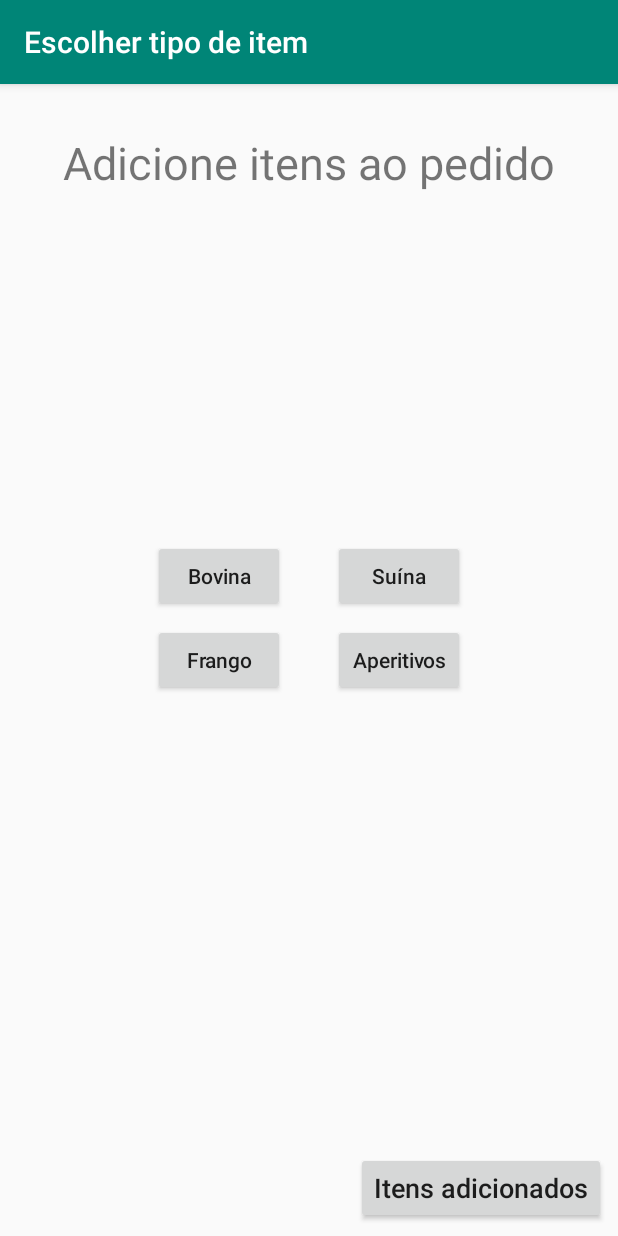
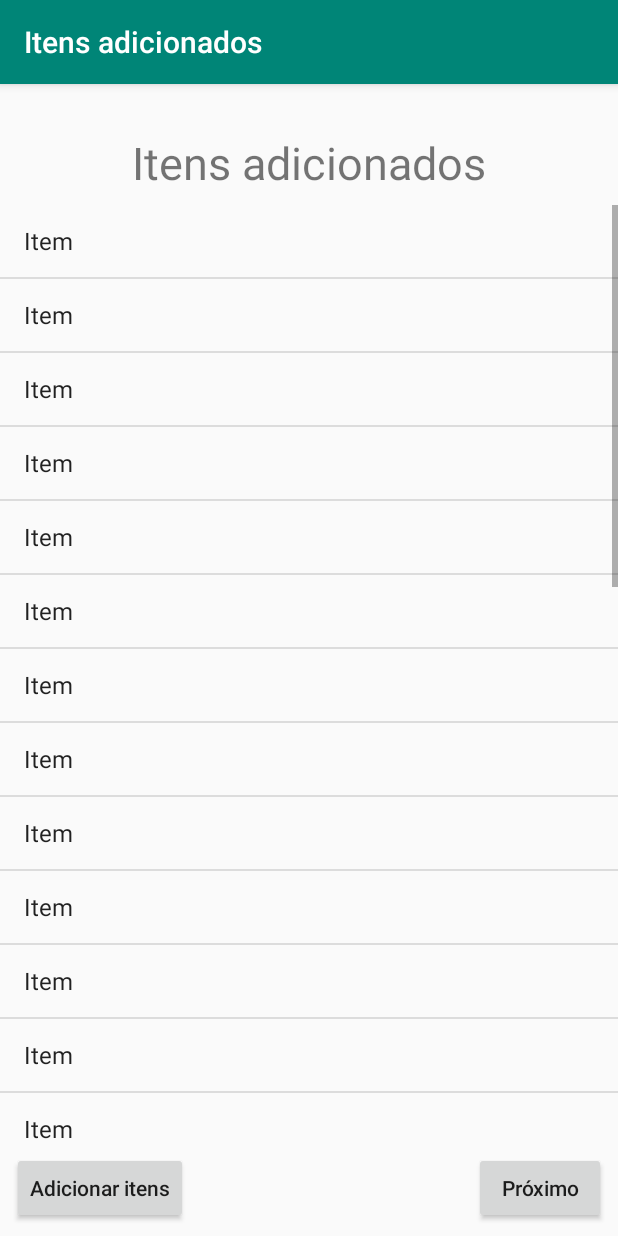
Before and after one commit to pcdateixeira/deliverybagual, an Android app: the screen it shows after launch (AdicionarItem before the commit, Carrinho after it), after a tap on "Novo pedido", on a phone screen of 412 x 824 dp. Run offline under Robolectric (Android 15) with nearby library versions, the phone set to English and light mode, and no system bars.

Commit message:
Cria tela de itens adicionados; Gerencia back stack; Adiciona popup de confirmacao ao tentar voltar da lista de itens para a tela inicial.

```diff
--- a/app/src/main/java/com/example/deliverybagual/AdicionarItem.java
+++ b/app/src/main/java/com/example/deliverybagual/AdicionarItem.java
@@ -24,9 +24,10 @@ public class AdicionarItem extends AppCompatActivity {
         startActivity(i);
     }
 
-    public void VerCarrinho(View view)
+    public void verCarrinho(View view)
     {
         Intent i = new Intent(this, Carrinho.class);
+        i.addFlags(Intent.FLAG_ACTIVITY_CLEAR_TOP);
         startActivity(i);
     }
 }
--- a/app/src/main/java/com/example/deliverybagual/AdicionarItemPorTamanho.java
+++ b/app/src/main/java/com/example/deliverybagual/AdicionarItemPorTamanho.java
@@ -113,13 +113,15 @@ public class AdicionarItemPorTamanho extends AppCompatActivity {
     }
 
     public void adicionaItem(View view) {
-        Intent i = new Intent(this, AdicionarItem.class);
+        Intent i = new Intent(this, Carrinho.class);
+        i.addFlags(Intent.FLAG_ACTIVITY_CLEAR_TOP);
         startActivity(i);
     }
 
-    public void VerCarrinho(View view)
+    public void verCarrinho(View view)
     {
         Intent i = new Intent(this, Carrinho.class);
+        i.addFlags(Intent.FLAG_ACTIVITY_CLEAR_TOP);
         startActivity(i);
     }
 }
--- a/app/src/main/java/com/example/deliverybagual/AdicionarItemPorTipo.java
+++ b/app/src/main/java/com/example/deliverybagual/AdicionarItemPorTipo.java
@@ -74,9 +74,10 @@ public class AdicionarItemPorTipo extends AppCompatActivity {
         startActivity(i);
     }
 
-    public void VerCarrinho(View view)
+    public void verCarrinho(View view)
     {
         Intent i = new Intent(this, Carrinho.class);
+        i.addFlags(Intent.FLAG_ACTIVITY_CLEAR_TOP);
         startActivity(i);
     }
 }
--- a/app/src/main/java/com/example/deliverybagual/Carrinho.java
+++ b/app/src/main/java/com/example/deliverybagual/Carrinho.java
@@ -2,7 +2,17 @@ package com.example.deliverybagual;
 
 import androidx.appcompat.app.AppCompatActivity;
 
+import android.app.AlertDialog;
+import android.content.DialogInterface;
+import android.content.Intent;
 import android.os.Bundle;
+import android.view.View;
+import android.widget.ArrayAdapter;
+import android.widget.ListView;
+
+import java.util.ArrayList;
+import java.util.Arrays;
+import java.util.List;
 
 public class Carrinho extends AppCompatActivity {
 
@@ -10,5 +20,45 @@ public class Carrinho extends AppCompatActivity {
     protected void onCreate(Bundle savedInstanceState) {
         super.onCreate(savedInstanceState);
         setContentView(R.layout.carrinho);
+
+        List<String> itens = new ArrayList<>(Arrays.asList("Item"));
+        for (int i = 0; i < 30; i++) {
+            itens.add("Item");
+        }
+        ListView listView = findViewById(R.id.itens_list);
+
+        ArrayAdapter<String> adapter = new ArrayAdapter<String>(this, android.R.layout.simple_list_item_1, itens);
+        listView.setAdapter(adapter);
+    }
+
+    public void adicionarMaisItens(View view)
+    {
+        Intent i = new Intent(this, AdicionarItem.class);
+        //i.putExtra("data", tituloPedido.getText().toString());
+        startActivity(i);
+    }
+
+    public void confirmarLista(View view)
+    {
+        Intent i = new Intent(this, AdicionarItem.class);
+        startActivity(i);
+    }
+
+    @Override
+    public void onBackPressed() {
+        new AlertDialog.Builder(this)
+                .setIcon(android.R.drawable.ic_dialog_alert)
+                //.setTitle("Closing Activity")
+                .setMessage("Deseja cancelar o pedido?")
+                .setPositiveButton("Cancelar pedido", new DialogInterface.OnClickListener()
+                {
+                    @Override
+                    public void onClick(DialogInterface dialog, int which) {
+                        finish();
+                    }
+
+                })
+                .setNegativeButton("Continuar", null)
+                .show();
     }
 }
--- a/app/src/main/java/com/example/deliverybagual/ListaPedidos.java
+++ b/app/src/main/java/com/example/deliverybagual/ListaPedidos.java
@@ -6,9 +6,7 @@ import android.content.Intent;
 import android.os.Bundle;
 import android.view.View;
 import android.widget.ArrayAdapter;
-import android.widget.Button;
 import android.widget.ListView;
-import android.widget.TextView;
 
 import java.util.ArrayList;
 import java.util.Arrays;
@@ -26,7 +24,7 @@ public class ListaPedidos extends AppCompatActivity {
         for (int i = 0; i < 30; i++) {
             pedidos.add("Pedido");
         }
-        ListView listView = (ListView) findViewById(R.id.pedidos_list_view);
+        ListView listView = findViewById(R.id.pedidos_list);
 
         ArrayAdapter<String> adapter = new ArrayAdapter<String>(this, android.R.layout.simple_list_item_1, pedidos);
         listView.setAdapter(adapter);
@@ -34,8 +32,7 @@ public class ListaPedidos extends AppCompatActivity {
 
     public void novoPedido(View view)
     {
-        Intent i = new Intent(this, AdicionarItem.class);
-        //i.putExtra("data", tituloPedido.getText().toString());
+        Intent i = new Intent(this, Carrinho.class);
         startActivity(i);
     }
 }
--- a/app/src/main/res/layout/adicionar_item.xml
+++ b/app/src/main/res/layout/adicionar_item.xml
@@ -24,8 +24,8 @@
         android:layout_marginEnd="8dp"
         android:layout_marginRight="8dp"
         android:layout_marginBottom="8dp"
-        android:onClick="VerCarrinho"
-        android:text="@string/vercarrinho"
+        android:onClick="verCarrinho"
+        android:text="@string/itens_adicionados"
         android:textSize="18sp"
         app:layout_constraintBottom_toBottomOf="parent"
         app:layout_constraintEnd_toEndOf="parent" />
--- a/app/src/main/res/layout/adicionar_item_por_tamanho.xml
+++ b/app/src/main/res/layout/adicionar_item_por_tamanho.xml
@@ -46,8 +46,8 @@
         android:layout_marginEnd="8dp"
         android:layout_marginRight="8dp"
         android:layout_marginBottom="8dp"
-        android:onClick="VerCarrinho"
-        android:text="@string/vercarrinho"
+        android:onClick="verCarrinho"
+        android:text="@string/itens_adicionados"
         android:textSize="18sp"
         app:layout_constraintBottom_toBottomOf="parent"
         app:layout_constraintEnd_toEndOf="parent" />
--- a/app/src/main/res/layout/adicionar_item_por_tipo.xml
+++ b/app/src/main/res/layout/adicionar_item_por_tipo.xml
@@ -60,8 +60,8 @@
         android:layout_marginEnd="8dp"
         android:layout_marginRight="8dp"
         android:layout_marginBottom="8dp"
-        android:onClick="VerCarrinho"
-        android:text="@string/vercarrinho"
+        android:onClick="verCarrinho"
+        android:text="@string/itens_adicionados"
         android:textSize="18sp"
         app:layout_constraintBottom_toBottomOf="parent"
         app:layout_constraintEnd_toEndOf="parent" />
--- a/app/src/main/res/layout/carrinho.xml
+++ b/app/src/main/res/layout/carrinho.xml
@@ -6,4 +6,49 @@
     android:layout_height="match_parent"
     tools:context=".Carrinho">
 
+    <TextView
+        android:id="@+id/texto_ajuda"
+        android:layout_width="wrap_content"
+        android:layout_height="wrap_content"
+        android:layout_marginTop="32dp"
+        android:text="@string/itens_adicionados"
+        android:textSize="30sp"
+        app:layout_constraintEnd_toEndOf="parent"
+        app:layout_constraintStart_toStartOf="parent"
+        app:layout_constraintTop_toTopOf="parent" />
+
+    <Button
+        android:id="@+id/mais_itens_button"
+        android:layout_width="wrap_content"
+        android:layout_height="wrap_content"
+        android:layout_marginStart="8dp"
+        android:layout_marginLeft="8dp"
+        android:layout_marginBottom="8dp"
+        android:onClick="adicionarMaisItens"
+        android:text="@string/adicionar_tens"
+        app:layout_constraintBottom_toBottomOf="parent"
+        app:layout_constraintStart_toStartOf="parent" />
+
+    <Button
+        android:id="@+id/proximo_button"
+        android:layout_width="wrap_content"
+        android:layout_height="wrap_content"
+        android:layout_marginEnd="8dp"
+        android:layout_marginRight="8dp"
+        android:layout_marginBottom="8dp"
+        android:onClick="confirmarLista"
+        android:text="@string/proximo"
+        app:layout_constraintBottom_toBottomOf="parent"
+        app:layout_constraintEnd_toEndOf="parent" />
+
+    <ListView
+        android:id="@+id/itens_list"
+        android:layout_width="0dp"
+        android:layout_height="0dp"
+        android:layout_marginTop="8dp"
+        android:layout_marginBottom="8dp"
+        app:layout_constraintBottom_toTopOf="@+id/mais_itens_button"
+        app:layout_constraintEnd_toEndOf="parent"
+        app:layout_constraintStart_toStartOf="parent"
+        app:layout_constraintTop_toBottomOf="@+id/texto_ajuda" />
 </androidx.constraintlayout.widget.ConstraintLayout>
--- a/app/src/main/res/layout/lista_pedidos.xml
+++ b/app/src/main/res/layout/lista_pedidos.xml
@@ -19,7 +19,7 @@
         app:layout_constraintEnd_toEndOf="parent" />
 
     <ListView
-        android:id="@+id/pedidos_list_view"
+        android:id="@+id/pedidos_list"
         android:layout_width="0dp"
         android:layout_height="0dp"
         android:layout_marginBottom="8dp"
--- a/app/src/main/res/values/strings.xml
+++ b/app/src/main/res/values/strings.xml
@@ -4,7 +4,7 @@
     <string name="listavazia">Nenhum pedido em andamento</string>
     <string name="novopedido">Novo pedido</string>
     <string name="adicione_itens">Adicione itens ao pedido</string>
-    <string name="vercarrinho">Itens adicionados</string>
+    <string name="itens_adicionados">Itens adicionados</string>
     <string name="bovina">Bovina</string>
     <string name="suina">Suína</string>
     <string name="frango">Frango</string>
@@ -29,4 +29,6 @@
     <string name="porcaogrande">Espeto grande (1,2kg)</string>
     <string name="adicionar">Adicionar</string>
     <string name="novo_pedido">Novo pedido</string>
+    <string name="adicionar_tens">Adicionar itens</string>
+    <string name="proximo">Próximo</string>
 </resources>
```
